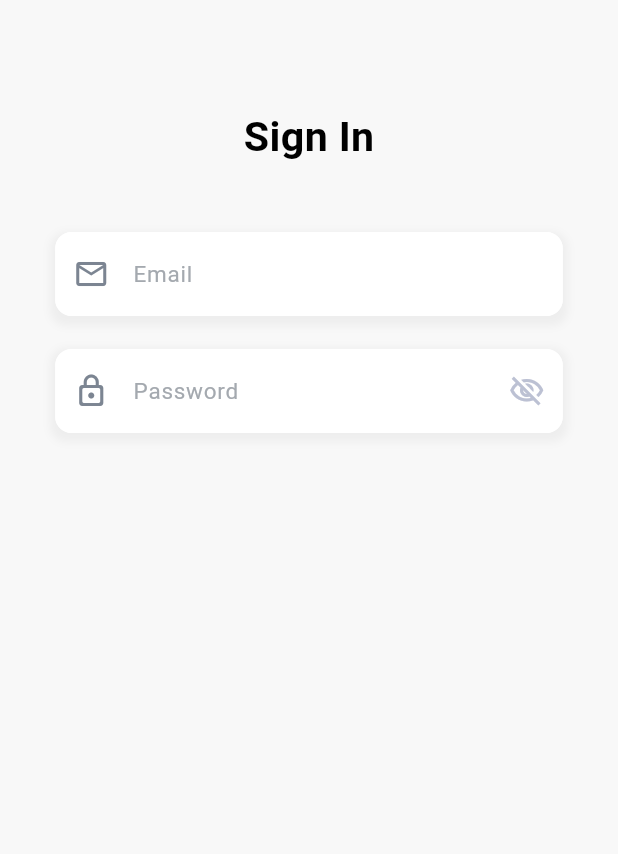
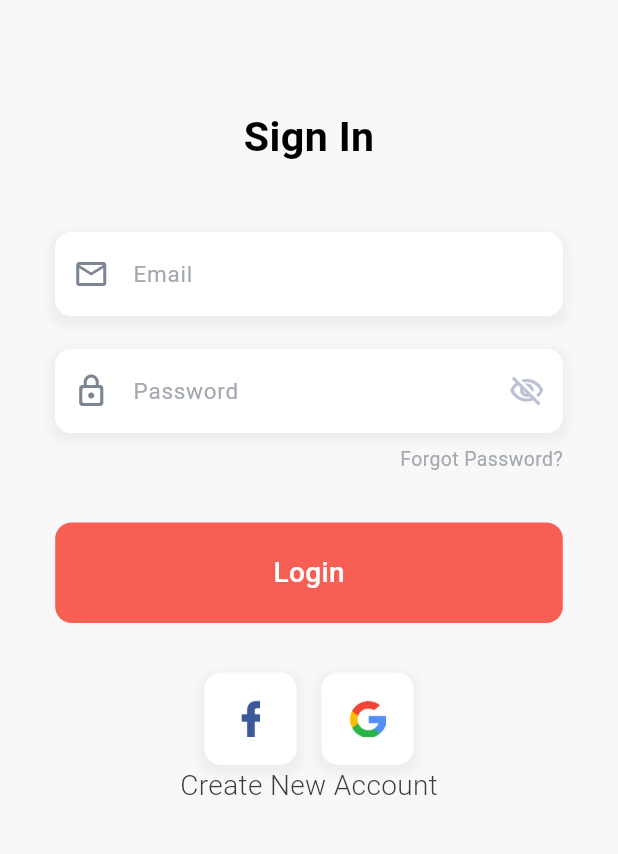
Before and after one commit to jabidhasantonmoy/wedevs_assignment, a Flutter app: the screen it shows after launch, on a phone screen of 412 x 824 dp, the part 222-1076 px from its top. Run offline on Flutter 3.47's test engine with Material 3 defaults, Android fonts, the light colour scheme and no system bars; our stand-ins replace google_fonts.

Commit message:
Login page design complete.

```diff
--- a/lib/controller/app_theme/app_color.dart
+++ b/lib/controller/app_theme/app_color.dart
@@ -5,20 +5,22 @@ class AppColor {
   static const cardColor = Color(0xFFFFFFFF);
 
   // button color
+  static const buttonF75F55 = Color(0xFFF75F55);
 
   // Text color
   static const text000000 = Color(0xFF000000);
   static const textFFFFFF = Color(0xFFFFFFFF);
   static const text263238 = Color(0xFF263238);
   static const textA4A9AF = Color(0xFFA4A9AF);
+  static const text383C40 = Color(0xFF383C40);
 
   // border color
   static const border263238 = Color(0xFF263238);
 
   //icon color
   static const icon7C8592 = Color(0xFF7C8592);
-  static const iconA4A9AFC7 = Color(0xFFA4A9AFC7);
+  static const iconA4A9AFC7 = Color(0xA4A9AFC7);
 
   // shadow color
-  static const shadow7C8592 = Color(0xFF395AB81A);
+  static const shadow7C8592 = Color(0x395AB81A);
 }
--- a/lib/view/auth/pages/login_page.dart
+++ b/lib/view/auth/pages/login_page.dart
@@ -1,7 +1,8 @@
 import 'package:flutter/material.dart';
 import 'package:google_fonts/google_fonts.dart';
+import 'package:wedevs_assignment/controller/app_theme/app_color.dart';
+import 'package:wedevs_assignment/controller/app_theme/text_style.dart';
 
-import '../../../controller/app_theme/text_style.dart';
 import '../../../controller/utils/media_size.dart';
 import '../widgets/auth_input_fields.dart';
 
@@ -10,12 +11,10 @@ class LoginPage extends StatelessWidget {
 
   @override
   Widget build(BuildContext context) {
-    final GlobalKey<FormState> _formKey = GlobalKey<FormState>();
+    final GlobalKey<FormState> formKey = GlobalKey<FormState>();
 
-    final TextEditingController _userEmailController = TextEditingController();
-    final TextEditingController _userPasswordController =
-        TextEditingController();
-    final TextEditingController _instituteNameController =
+    final TextEditingController userEmailController = TextEditingController();
+    final TextEditingController userPasswordController =
         TextEditingController();
 
     return Scaffold(
@@ -32,7 +31,7 @@ class LoginPage extends StatelessWidget {
               mainAxisAlignment: MainAxisAlignment.center,
               children: [
                 Form(
-                  key: _formKey,
+                  key: formKey,
                   child: SizedBox(
                     width: fixedRatio(308),
                     child: Column(
@@ -54,11 +53,124 @@ class LoginPage extends StatelessWidget {
                         ),
                         SizedBox(height: fixedRatio(40)),
                         authInputField(
+                          controller: userEmailController,
                           prefixIcon: Icons.email_outlined,
                           hintText: 'Email',
+                          validator: (value) {
+                            return null;
+                          },
                         ),
                         SizedBox(height: fixedRatio(20)),
-                        AuthPasswordField(),
+                        AuthPasswordField(
+                          controller: userPasswordController,
+                          validator: (value) {
+                            return null;
+                          },
+                        ),
+                        SizedBox(height: fixedRatio(7)),
+                        Row(
+                          mainAxisAlignment: MainAxisAlignment.end,
+                          children: [
+                            Text(
+                              'Forgot Password?',
+                              style: TStyle.roboto(
+                                fontSize: 13,
+                                color: AppColor.textA4A9AF,
+                              ),
+                            ),
+                          ],
+                        ),
+                        SizedBox(height: fixedRatio(30)),
+                        Row(
+                          children: [
+                            Expanded(
+                              child: Container(
+                                height: fixedRatio(61),
+                                // width: fixedRatio(308),
+                                alignment: Alignment.center,
+                                decoration: BoxDecoration(
+                                  color: AppColor.buttonF75F55,
+                                  borderRadius:
+                                      BorderRadius.circular(fixedRatio(10)),
+                                ),
+                                child: Text(
+                                  'Login',
+                                  style: TStyle.roboto(
+                                    whiteText: true,
+                                    fontSize: fixedRatio(17),
+                                    fontWeight: FontWeight.w500,
+                                  ),
+                                ),
+                              ),
+                            ),
+                          ],
+                        ),
+                        SizedBox(height: fixedRatio(30)),
+                        Row(
+                          mainAxisAlignment: MainAxisAlignment.center,
+                          children: [
+                            Container(
+                              height: fixedRatio(56),
+                              width: fixedRatio(56),
+                              alignment: Alignment.center,
+                              decoration: BoxDecoration(
+                                color: AppColor.cardColor,
+                                borderRadius:
+                                    BorderRadius.circular(fixedRatio(10)),
+                                boxShadow: [
+                                  BoxShadow(
+                                    color: Colors.grey.shade200,
+                                    spreadRadius: 3,
+                                    blurRadius: 4,
+                                    offset: const Offset(
+                                        0, 3), // changes position of shadow
+                                  ),
+                                ],
+                              ),
+                              child: Image.asset(
+                                'asset/others/facebook_1.png',
+                                height: fixedRatio(22),
+                                width: fixedRatio(12),
+                              ),
+                            ),
+                            SizedBox(width: fixedRatio(15)),
+                            Container(
+                              height: fixedRatio(56),
+                              width: fixedRatio(56),
+                              alignment: Alignment.center,
+                              decoration: BoxDecoration(
+                                color: AppColor.cardColor,
+                                borderRadius:
+                                    BorderRadius.circular(fixedRatio(10)),
+                                boxShadow: [
+                                  BoxShadow(
+                                    color: Colors.grey.shade200,
+                                    spreadRadius: 3,
+                                    blurRadius: 4,
+                                    offset: const Offset(
+                                        0, 3), // changes position of shadow
+                                  ),
+                                ],
+                              ),
+                              child: Image.asset(
+                                'asset/others/google_1.png',
+                                height: fixedRatio(22),
+                                width: fixedRatio(22),
+                              ),
+                            ),
+                          ],
+                        ),
+                        InkWell(
+                          onTap: () {},
+                          child: Text(
+                            'Create New Account',
+                            style: TStyle.roboto(
+                              fontSize: fixedRatio(17),
+                              fontWeight: FontWeight.w300,
+                              color: AppColor.text383C40,
+                            ),
+                          ),
+                        ),
                       ],
                     ),
                   ),
--- a/lib/view/auth/widgets/auth_input_fields.dart
+++ b/lib/view/auth/widgets/auth_input_fields.dart
@@ -7,10 +7,13 @@ import '../../../controller/utils/media_size.dart';
 // Figma Icons gets inappropriate after downloading.
 
 class AuthPasswordField extends StatefulWidget {
-  const AuthPasswordField({super.key});
+  final TextEditingController? controller;
+  final String? Function(String?)? validator;
 
   @override
   State<AuthPasswordField> createState() => _AuthPasswordFieldState();
+
+  const AuthPasswordField({super.key, this.controller, this.validator});
 }
 
 class _AuthPasswordFieldState extends State<AuthPasswordField> {
@@ -94,7 +97,11 @@ class _AuthPasswordFieldState extends State<AuthPasswordField> {
   }
 }
 
-Widget authInputField({IconData? prefixIcon, String? hintText}) {
+Widget authInputField(
+    {IconData? prefixIcon,
+    String? hintText,
+    TextEditingController? controller,
+    String? Function(String?)? validator}) {
   return Container(
     decoration: BoxDecoration(
       borderRadius: BorderRadius.circular(fixedRatio(10)),
@@ -108,6 +115,8 @@ Widget authInputField({IconData? prefixIcon, String? hintText}) {
       ],
     ),
     child: TextFormField(
+      controller: controller,
+      validator: validator,
       decoration: InputDecoration(
         prefixIcon: Icon(prefixIcon),
         prefixIconColor: AppColor.icon7C8592,
--- a/pubspec.yaml
+++ b/pubspec.yaml
@@ -62,6 +62,7 @@ flutter:
   # To add assets to your application, add an assets section, like this:
   assets:
     - asset/logo/
+    - asset/others/
 
   # An image asset can refer to one or more resolution-specific "variants", see
   # https://flutter.dev/assets-and-images/#resolution-aware
```
Also changed, not shown: asset/others/facebook_1.png (added), asset/others/google_1.png (added).
